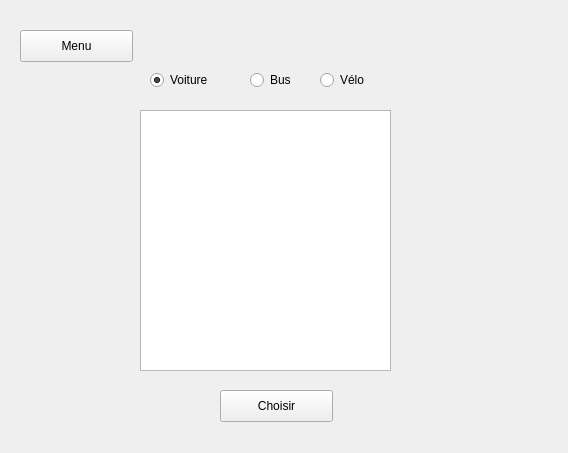
Qt form fenetrelocation.ui (TitiCrou/TAC) before a commit.
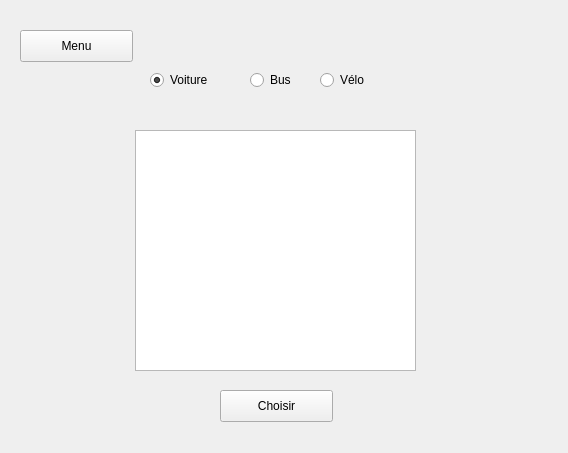
The same form after that commit.

Commit message: ajout de la liste des vehicules, ajout de l'avis avec note.

Diff of the .ui file:
```diff
--- a/fenetrelocation.ui
+++ b/fenetrelocation.ui
@@ -93,15 +93,21 @@
      <string>Vélo</string>
     </property>
    </widget>
-   <widget class="QListView" name="listVehicule">
+   <widget class="QListWidget" name="listVehicule">
     <property name="geometry">
      <rect>
-      <x>130</x>
-      <y>90</y>
-      <width>251</width>
-      <height>261</height>
+      <x>125</x>
+      <y>110</y>
+      <width>281</width>
+      <height>241</height>
      </rect>
     </property>
+    <property name="selectionRectVisible">
+     <bool>false</bool>
+    </property>
+    <property name="currentRow">
+     <number>-1</number>
+    </property>
    </widget>
   </widget>
  </widget>
```
Left out of the diff: 12 changed lines with no effect on the pictures. The commit also changes 3 other files.
